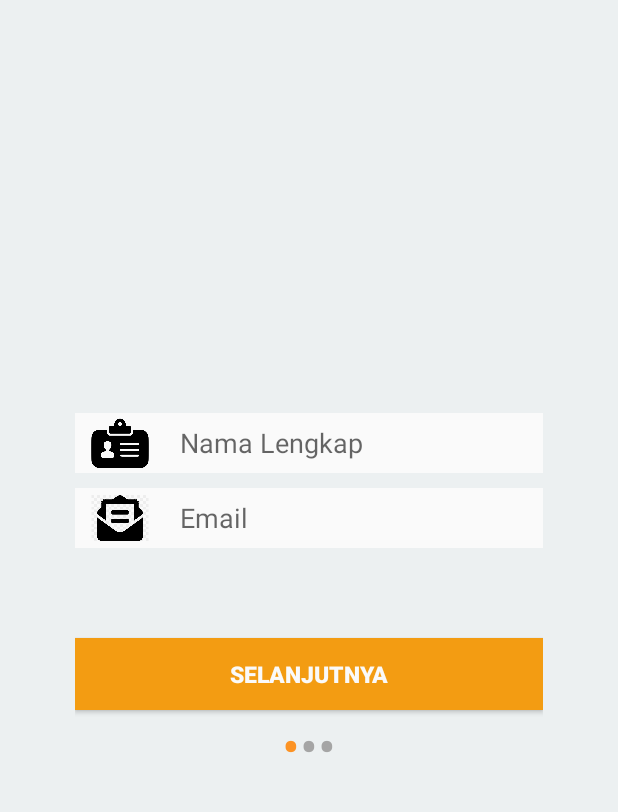
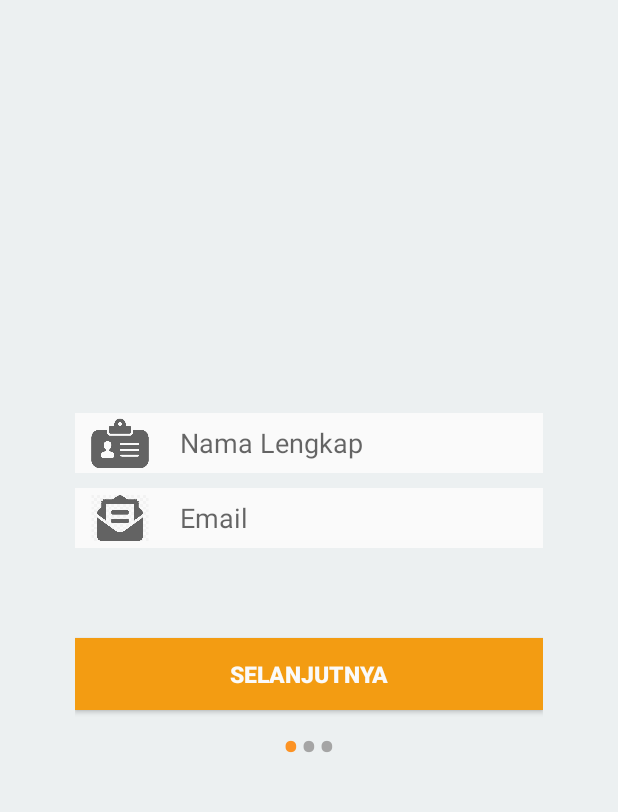
Before and after one commit to PanjiAD/SIswa, an Android app: the tambahSiswa screen opened directly, with no data from a screen before it, on a phone screen of 412 x 824 dp, the part 83-895 px from its top. Run offline under Robolectric (Android 15) with nearby library versions, the phone set to English and light mode, and no system bars; our stand-ins replace Firebase (no records; nobody signed in at launch, a user with empty details on screens opened directly).

Commit message:
ganti warna logo

```diff
--- a/app/src/main/res/layout/fragment_data1.xml
+++ b/app/src/main/res/layout/fragment_data1.xml
@@ -43,7 +43,7 @@
                 android:id="@+id/gambar1"
                 android:layout_height="40dp"
                 android:layout_width="50dp"
-                android:src="@drawable/name1"
+                android:src="@drawable/name2"
                 android:background="@color/whiteColor"
                 android:paddingLeft="10dp"
                 />
@@ -76,7 +76,7 @@
                 android:layout_height="40dp"
                 android:layout_width="50dp"
                 android:paddingLeft="10dp"
-                android:src="@drawable/email1"
+                android:src="@drawable/email2"
                 android:background="@color/whiteColor"
                 />
 
--- a/app/src/main/res/layout/fragment_data2.xml
+++ b/app/src/main/res/layout/fragment_data2.xml
@@ -40,7 +40,7 @@
                 android:id="@+id/gambar3"
                 android:layout_height="40dp"
                 android:layout_width="50dp"
-                android:src="@drawable/nisn1"
+                android:src="@drawable/nisn3"
                 android:background="@color/whiteColor"
                 android:paddingLeft="10dp"
                 />
@@ -73,7 +73,7 @@
                 android:id="@+id/gambar4"
                 android:layout_height="40dp"
                 android:layout_width="50dp"
-                android:src="@drawable/phone1"
+                android:src="@drawable/phone2"
                 android:background="@color/whiteColor"
                 android:paddingLeft="10dp"
                 />
--- a/app/src/main/res/layout/fragment_data3.xml
+++ b/app/src/main/res/layout/fragment_data3.xml
@@ -42,7 +42,7 @@
                 android:id="@+id/gambar5"
                 android:layout_height="120dp"
                 android:layout_width="50dp"
-                android:src="@drawable/address1"
+                android:src="@drawable/address2"
                 android:background="@color/whiteColor"
                 android:paddingLeft="10dp"
                 />
```
